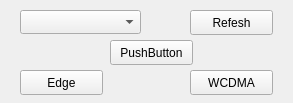
Old version of the form mainwindow.ui in the repository xdien/at3g.
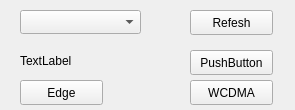
New version of the form.

Diff of the .ui file:
```diff
--- a/mainwindow.ui
+++ b/mainwindow.ui
@@ -6,8 +6,8 @@
    <rect>
     <x>0</x>
     <y>0</y>
-    <width>293</width>
-    <height>103</height>
+    <width>295</width>
+    <height>110</height>
    </rect>
   </property>
   <property name="windowTitle">
@@ -18,7 +18,7 @@
     <property name="geometry">
      <rect>
       <x>20</x>
-      <y>70</y>
+      <y>80</y>
       <width>83</width>
       <height>25</height>
      </rect>
@@ -54,7 +54,7 @@
     <property name="geometry">
      <rect>
       <x>190</x>
-      <y>70</y>
+      <y>80</y>
       <width>83</width>
       <height>25</height>
      </rect>
@@ -66,8 +66,8 @@
    <widget class="QPushButton" name="pushButton_2">
     <property name="geometry">
      <rect>
-      <x>110</x>
-      <y>40</y>
+      <x>190</x>
+      <y>50</y>
       <width>83</width>
       <height>25</height>
      </rect>
@@ -76,6 +76,19 @@
      <string>PushButton</string>
     </property>
    </widget>
+   <widget class="QLabel" name="label">
+    <property name="geometry">
+     <rect>
+      <x>20</x>
+      <y>50</y>
+      <width>141</width>
+      <height>21</height>
+     </rect>
+    </property>
+    <property name="text">
+     <string>TextLabel</string>
+    </property>
+   </widget>
   </widget>
  </widget>
  <layoutdefault spacing="6" margin="11"/>
```
